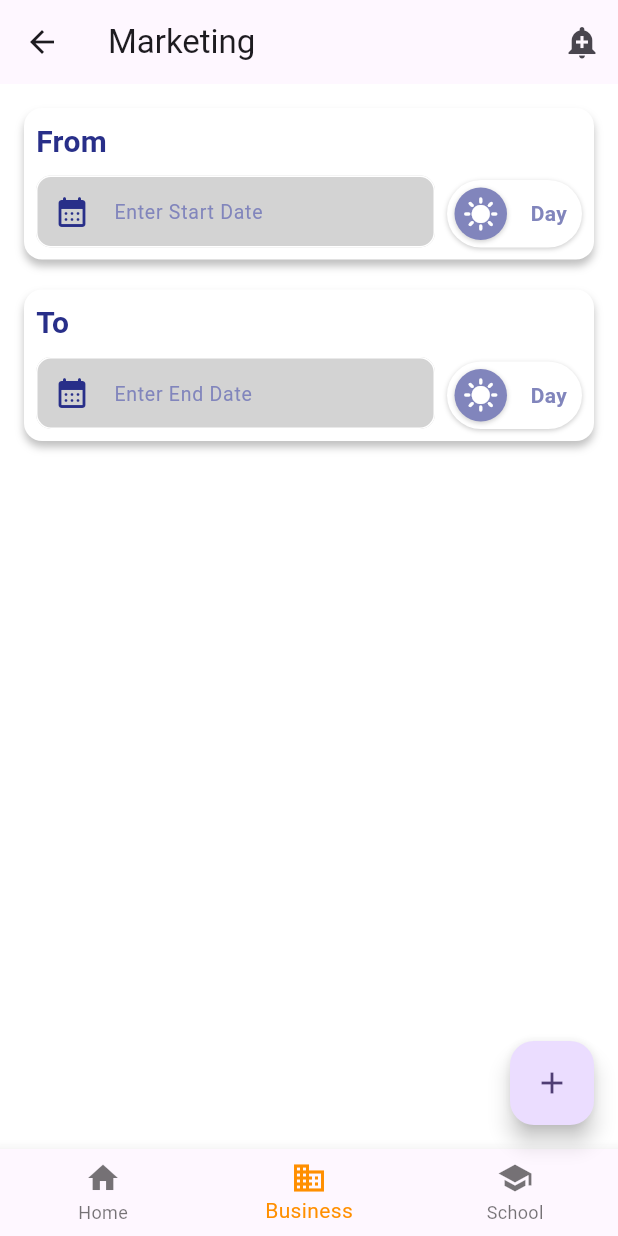
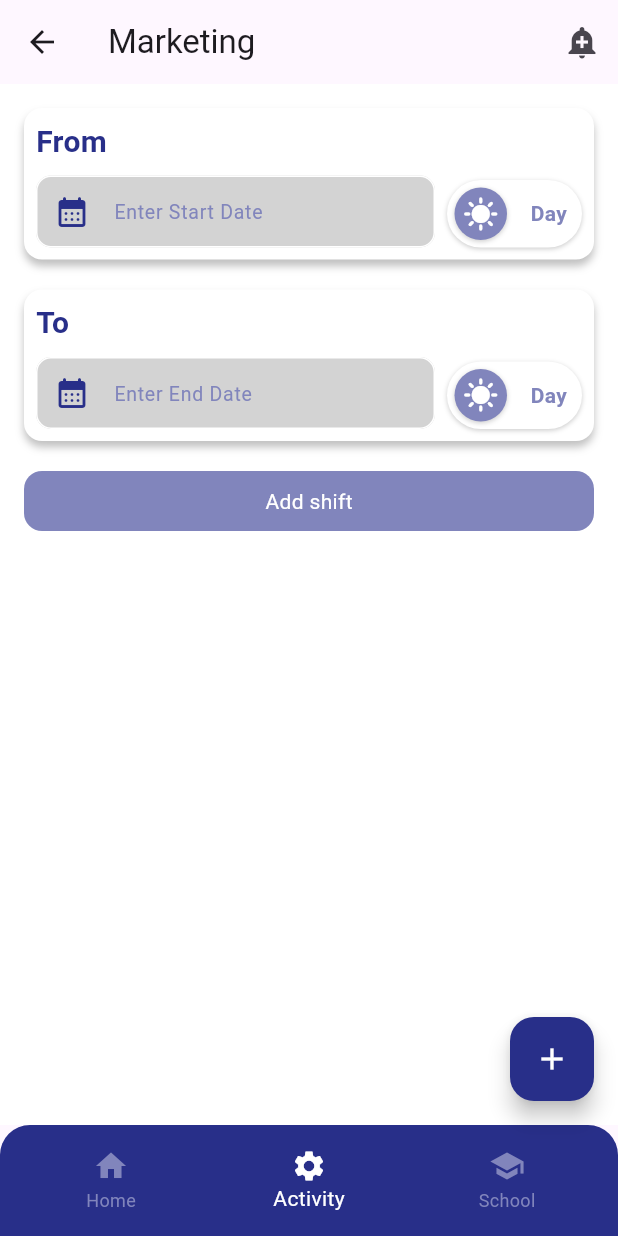
Before and after one commit to ArenduC/macV2, a Flutter app: the HomeScreen screen opened directly, item 2 of the bottom bar chosen, after a tap on the "add" icon, on a phone screen of 412 x 824 dp. Run offline on Flutter 3.47's test engine with Material 3 defaults, Android fonts, the phone set to English and light mode, and no system bars; our stand-ins replace firebase_core, firebase_messaging, flutter_secure_storage, flutter_svg; accounts and stored records are empty; network calls fail.

Commit message:
notification

```diff
--- a/lib/connection/api_connection.dart
+++ b/lib/connection/api_connection.dart
@@ -3,6 +3,7 @@ const basUrl = "http://192.168.2.2:3000/maca/";
 class PostUrl {
   String borderList = "${basUrl}v1/borderlist";
   String userLogin = "${basUrl}v1/user_login";
+  String marketingStatusUpdate = "${basUrl}v1/set_marketing_shift";
 }
 
 class GetUrl {
--- a/lib/data/app_data.dart
+++ b/lib/data/app_data.dart
@@ -14,3 +14,9 @@ class Appdata {
     {"user_bed": "BED12", "id": 12},
   ];
 }
+
+class ApiType {
+  String post = "POST";
+  String get = "GET";
+  String put = "PUT";
+}
--- a/lib/function/app_function.dart
+++ b/lib/function/app_function.dart
@@ -1,11 +1,18 @@
 import 'dart:convert';
 
 import 'package:flutter/foundation.dart';
+import 'package:maca/store/local_store.dart';
 
 macaPrint(dynamic data, [dynamic message]) {
   if (kDebugMode) {
     print("  ${message ?? "macaPrint:"}  $data");
   }
+}
+
+Future getLocalStorageData(dynamic key) async {
+  dynamic data = await LocalStore().getStore(key);
+  macaPrint(data, "Local store data $key :");
+  return data[0];
 }
 
 class AppFunction {
--- a/lib/page/marketing_page.dart
+++ b/lib/page/marketing_page.dart
@@ -1,7 +1,13 @@
 import 'package:flutter/material.dart';
+import 'package:maca/connection/api_connection.dart';
+import 'package:maca/data/app_data.dart';
 import 'package:maca/function/app_function.dart';
+import 'package:maca/provider/notification_provider.dart';
+import 'package:maca/service/api_service.dart';
+import 'package:maca/service/app_messaging_service.dart';
 import 'package:maca/styles/app_style.dart';
 import 'package:maca/styles/colors/app_colors.dart';
+import 'package:provider/provider.dart';
 
 class MarketingPage extends StatefulWidget {
   const MarketingPage({super.key});
@@ -11,10 +17,36 @@ class MarketingPage extends StatefulWidget {
 }
 
 class _MarketingPageState extends State<MarketingPage> {
-  final TextEditingController startDateControler = TextEditingController();
-  final TextEditingController endDateControler = TextEditingController();
+  //for text controller
+  final TextEditingController startDateController = TextEditingController();
+  final TextEditingController endDateController = TextEditingController();
 
-  Future<void> datePickerHandle(dynamic type) async {
+  // for dynamic variable
+  dynamic shift;
+  dynamic startShift = false;
+  dynamic endShift = false;
+  dynamic loginData;
+
+  @override
+  void initState() {
+    super.initState();
+    getDataFromLocalStorage();
+
+    WidgetsBinding.instance.addPostFrameCallback((_) {
+      if (mounted) {
+        Provider.of<Counter>(context, listen: false).notifyListeners();
+      }
+    });
+  }
+
+  //for fetching local stor data
+  Future getDataFromLocalStorage() async {
+    loginData = await getLocalStorageData("loginDetails");
+    macaPrint(loginData);
+  }
+
+  // this method for getting date from user input
+  Future<void> datePickerHandle(dynamic type, dynamic selectedShift) async {
     AppFunction().macaPrint(type);
     DateTime? datePicker = await showDatePicker(
         context: context,
@@ -24,17 +56,52 @@ class _MarketingPageState extends State<MarketingPage> {
     if (datePicker != null) {
       switch (type) {
         case "Start Date":
-          startDateControler.text = datePicker.toString().split(" ")[0];
+          startDateController.text = datePicker.toString().split(" ")[0];
           break;
         case "End Date":
-          endDateControler.text = datePicker.toString().split(" ")[0];
+          endDateController.text = datePicker.toString().split(" ")[0];
           break;
       }
     }
   }
 
+  Future<void> selectedShift(dynamic type, dynamic selectedShift) async {
+    macaPrint(selectedShift, "selectedShift");
+    setState(() {
+      shift = selectedShift;
+      if (type != null) {
+        switch (type) {
+          case "Start Date":
+            startShift = selectedShift;
+            break;
+          case "End Date":
+            endShift = selectedShift;
+            break;
+        }
+      }
+    });
+  }
+
+  Future<dynamic> marketingStatusUpdate() async {
+    dynamic jsonBody = {
+      "borderId": loginData["id"],
+      "startDate": startDateController.text,
+      "endDate": endDateController.text,
+      "startShift": startShift,
+      "endShift": endShift
+    };
+    macaPrint(jsonBody);
+    dynamic response = await ApiService().apiCallService(
+        endpoint: PostUrl().marketingStatusUpdate,
+        method: ApiType().post,
+        body: jsonBody);
+    AppFunction().macaApiResponsePrintAndGet(response);
+  }
+
   @override
   Widget build(BuildContext context) {
+    return Consumer<Counter>(builder: (context, countProvider, _) {
+      print("notificationCount ${countProvider.count}");
       return Scaffold(
         backgroundColor: const Color.fromARGB(255, 255, 255, 255),
         appBar: AppBar(
@@ -54,19 +121,45 @@ class _MarketingPageState extends State<MarketingPage> {
           padding: const EdgeInsets.all(16.0),
           child: Column(
             children: [
-            slotSegment("Start Date", startDateControler, datePickerHandle),
+              slotSegment("Start Date", startDateController, shift,
+                  datePickerHandle, selectedShift),
               const SizedBox(height: 20),
-            slotSegment("End Date", endDateControler, datePickerHandle)
+              slotSegment("End Date", endDateController, shift,
+                  datePickerHandle, selectedShift),
+              const SizedBox(height: 20),
+              GestureDetector(
+                onTap: () {
+                  marketingStatusUpdate();
+                },
+                child: Container(
+                  alignment: Alignment.center,
+                  height: 40,
+                  width: double.infinity,
+                  decoration: BoxDecoration(
+                    borderRadius: BorderRadius.circular(12),
+                    color: AppColors.themeLite,
+                  ),
+                  child: const Text(
+                    "Add shift",
+                    style: TextStyle(color: AppColors.themeWhite),
+                  ),
+                ),
+              )
             ],
           ),
         ),
       );
+    });
   }
 }
 
 @override
-Widget slotSegment(type, TextEditingController dateControler,
-    Function(dynamic data) datePickerHandle) {
+Widget slotSegment(
+    type,
+    TextEditingController dateController,
+    dynamic shift,
+    Function(dynamic data, dynamic selectedShift) datePickerHandle,
+    Function(dynamic data, dynamic selectedShift) selectedShift) {
   return (Container(
     padding: const EdgeInsets.all(8),
     decoration: const BoxDecoration(
@@ -78,7 +171,7 @@ Widget slotSegment(type, TextEditingController dateControler,
       children: [
         Text(
           type == "Start Date" ? "From" : "To",
-          style: AppTextStyles.inputLable,
+          style: AppTextStyles.inputLabel,
         ),
         const SizedBox(
           height: 8,
@@ -90,14 +183,14 @@ Widget slotSegment(type, TextEditingController dateControler,
             Expanded(
               child: TextField(
                 readOnly: true,
-                controller: dateControler,
+                controller: dateController,
                 decoration: AppDateStyles.textFieldDecoration(
                   hintText: 'Enter $type',
                   prefixIcon: Icons.calendar_month_rounded,
                 ),
                 style: const TextStyle(color: AppColors.themeLite),
                 onTap: () {
-                  datePickerHandle(type);
+                  datePickerHandle(type, "");
                 }, // Text style
               ),
             ),
@@ -107,7 +200,9 @@ Widget slotSegment(type, TextEditingController dateControler,
             SlotSwitch(
               initialStatus: false,
               onStatusChanged: (status) {
-                macaPrint(status); // Callback receives updated status
+                macaPrint(status);
+                selectedShift(type, status);
+                // Callback receives updated status
               },
             )
           ],
@@ -121,10 +216,10 @@ class SlotSwitch extends StatefulWidget {
   final bool initialStatus; // Initial data
   final ValueChanged<bool> onStatusChanged;
   const SlotSwitch({
-    Key? key,
+    super.key,
     required this.initialStatus,
     required this.onStatusChanged,
-  }) : super(key: key);
+  });
 
   @override
   _SlotSwitchState createState() => _SlotSwitchState();
--- /dev/null
+++ b/lib/provider/notification_provider.dart
@@ -0,0 +1,21 @@
+import 'package:flutter/foundation.dart';
+import 'package:maca/function/app_function.dart';
+
+class Counter with ChangeNotifier, DiagnosticableTreeMixin {
+  int _count = 0;
+
+  int get count => _count;
+
+  void increment() {
+    _count++;
+    notifyListeners();
+    macaPrint(count);
+  }
+
+  /// Makes `Counter` readable inside the devtools by listing all of its properties
+  @override
+  void debugFillProperties(DiagnosticPropertiesBuilder properties) {
+    super.debugFillProperties(properties);
+    properties.add(IntProperty('count', count));
+  }
+}
--- a/lib/screen/home_screen.dart
+++ b/lib/screen/home_screen.dart
@@ -1,6 +1,9 @@
 import 'package:flutter/material.dart';
 import 'package:maca/page/landing_page.dart';
 import 'package:maca/page/marketing_page.dart';
+import 'package:maca/provider/notification_provider.dart';
+import 'package:maca/styles/colors/app_colors.dart';
+import 'package:provider/provider.dart';
 
 class HomeScreen extends StatefulWidget {
   const HomeScreen({super.key});
@@ -36,20 +39,33 @@ class _HomeScreenState extends State<HomeScreen> {
         child: _widgetOptions.elementAt(_selectedIndex),
       ),
       floatingActionButton: FloatingActionButton(
+        backgroundColor: AppColors.theme,
         onPressed: () {
-          setState(() {});
+          context.read<Counter>().increment();
         },
-        child: const Icon(Icons.add),
+        child: const Icon(
+          Icons.add,
+          color: AppColors.themeWhite,
         ),
-      bottomNavigationBar: BottomNavigationBar(
+      ),
+      bottomNavigationBar: Container(
+        padding: const EdgeInsets.all(8),
+        decoration: const BoxDecoration(
+            color: AppColors.theme,
+            borderRadius: BorderRadius.only(
+                topLeft: Radius.circular(20), topRight: Radius.circular(20))),
+        child: BottomNavigationBar(
+          elevation: 0,
+          backgroundColor: const Color.fromARGB(0, 40, 46, 137),
+          unselectedItemColor: AppColors.themeLite,
           items: const <BottomNavigationBarItem>[
             BottomNavigationBarItem(
               icon: Icon(Icons.home),
               label: 'Home',
             ),
             BottomNavigationBarItem(
-            icon: Icon(Icons.business),
-            label: 'Business',
+              icon: Icon(Icons.settings),
+              label: 'Activity',
             ),
             BottomNavigationBarItem(
               icon: Icon(Icons.school),
@@ -57,8 +73,9 @@ class _HomeScreenState extends State<HomeScreen> {
             ),
           ],
           currentIndex: _selectedIndex,
-        selectedItemColor: Colors.amber[800],
+          selectedItemColor: AppColors.themeWhite,
           onTap: _onItemTapped,
+        ),
       ),
     );
   }
--- a/lib/screen/start_up_screen.dart
+++ b/lib/screen/start_up_screen.dart
@@ -7,6 +7,7 @@ import 'package:flutter_svg/svg.dart';
 import 'package:maca/auth/maca_auth.dart';
 import 'package:maca/screen/home_screen.dart';
 import 'package:maca/screen/login_screen.dart';
+import 'package:maca/service/app_messaging_service.dart';
 import 'package:maca/styles/colors/app_colors.dart';
 
 class StartUpScreen extends StatefulWidget {
@@ -20,6 +21,7 @@ class _StartUpScreenState extends State<StartUpScreen> {
   @override
   void initState() {
     super.initState();
+    appMessagingService(context);
 
     Timer(const Duration(seconds: 4), () async {
       bool isLoggedIn = await MacaAuth().loginCheking();
--- a/lib/styles/app_style.dart
+++ b/lib/styles/app_style.dart
@@ -15,7 +15,7 @@ class AppTextStyles {
     color: AppColors.theme,
   );
 
-  static const TextStyle inputLable = TextStyle(
+  static const TextStyle inputLabel = TextStyle(
     fontSize: 20.0,
     fontWeight: FontWeight.w600,
     color: AppColors.theme,
--- a/pubspec.yaml
+++ b/pubspec.yaml
@@ -35,6 +35,9 @@ dependencies:
   cupertino_icons: ^1.0.6
   flutter_svg: 2.0.9
   flutter_secure_storage: ^9.2.2
+  firebase_core: ^3.8.0
+  firebase_messaging: ^15.1.5
+  provider: ^6.1.2
 
 dev_dependencies:
   flutter_test:
```
Also changed, not shown: lib/main.dart (+29 -2 lines), lib/screen/login_screen.dart (+8 -10 lines), lib/service/app_messaging_service.dart (added, +82 -0 lines), firebase.json (added), lib/firebase_options.dart (added), pubspec.lock, 7 other files. Lines whose indentation alone changed are shown as unchanged.
